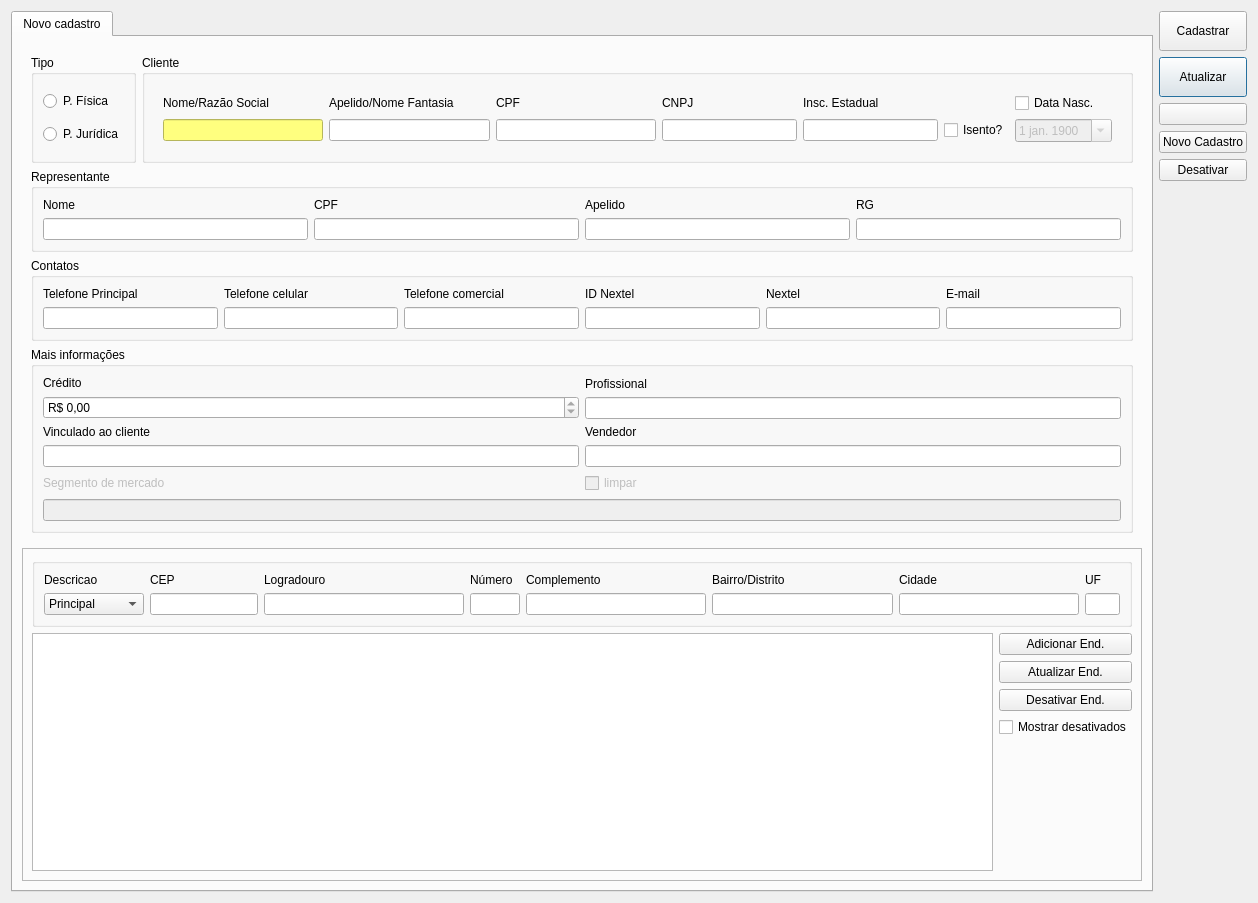
Before: the Qt Designer form ui/cadastrocliente.ui in darktorres/ERP-STACCATO, drawn with Qt 5.
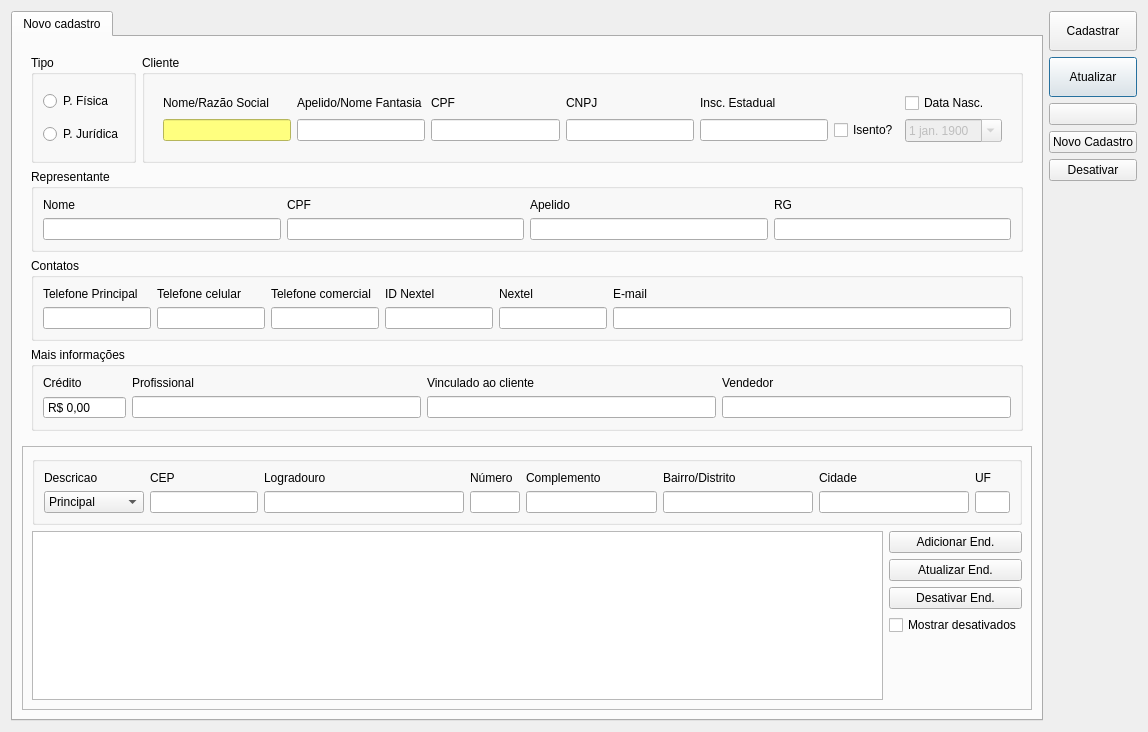
After: the same form once the commit is applied. Icons and pictures are not drawn. Custom widgets are drawn as their Qt base class.

What changed in the file:
```diff
--- a/ui/cadastrocliente.ui
+++ b/ui/cadastrocliente.ui
@@ -9,8 +9,8 @@
    <rect>
     <x>0</x>
     <y>0</y>
-    <width>1258</width>
-    <height>903</height>
+    <width>1148</width>
+    <height>732</height>
    </rect>
   </property>
   <property name="windowTitle">
@@ -152,6 +152,9 @@
                     <property name="accessibleName">
                      <string>Apelido/Nome Fantasia</string>
                     </property>
+                    <property name="clearButtonEnabled">
+                     <bool>true</bool>
+                    </property>
                    </widget>
                   </item>
                   <item row="0" column="3">
@@ -178,6 +181,11 @@
                     <property name="accessibleName">
                      <string>CPF</string>
                     </property>
+                    <property name="styleSheet">
+                     <string notr="true">QLineEdit:read-only {
+	color: #787878;
+}</string>
+                    </property>
                    </widget>
                   </item>
                   <item row="0" column="2">
@@ -204,6 +212,11 @@
                     <property name="accessibleName">
                      <string>CNPJ</string>
                     </property>
+                    <property name="styleSheet">
+                     <string notr="true">QLineEdit:read-only {
+	color: #787878;
+}</string>
+                    </property>
                    </widget>
                   </item>
                   <item row="2" column="4">
@@ -223,6 +236,9 @@
                     <property name="accessibleName">
                      <string>Insc. Estadual</string>
                     </property>
+                    <property name="clearButtonEnabled">
+                     <bool>true</bool>
+                    </property>
                    </widget>
                   </item>
                   <item row="0" column="1">
@@ -251,8 +267,15 @@
                      <string>Nome/Razão Social</string>
                     </property>
                     <property name="styleSheet">
-                     <string notr="true">background-color: rgb(255, 255, 127);
-color: rgb(0, 0, 0);</string>
+                     <string notr="true">QLineEdit:read-only {
+    background-color: rgb(255, 255, 127);
+	color: #7f7f3f;
+}
+
+QLineEdit:!read-only {
+    background-color: rgb(255, 255, 127);
+    color: #000000;
+}</string>
                     </property>
                    </widget>
                   </item>
@@ -349,6 +372,9 @@
                  <property name="accessibleName">
                   <string>CPF Representante</string>
                  </property>
+                 <property name="clearButtonEnabled">
+                  <bool>false</bool>
+                 </property>
                 </widget>
                </item>
                <item row="0" column="4">
@@ -382,6 +408,9 @@
                  <property name="accessibleName">
                   <string>Apelido Representante</string>
                  </property>
+                 <property name="clearButtonEnabled">
+                  <bool>true</bool>
+                 </property>
                 </widget>
                </item>
                <item row="1" column="5">
@@ -401,6 +430,9 @@
                  <property name="accessibleName">
                   <string>RG Representante</string>
                  </property>
+                 <property name="clearButtonEnabled">
+                  <bool>true</bool>
+                 </property>
                 </widget>
                </item>
                <item row="1" column="1">
@@ -417,6 +449,9 @@
                  <property name="accessibleName">
                   <string>Nome Representante</string>
                  </property>
+                 <property name="clearButtonEnabled">
+                  <bool>true</bool>
+                 </property>
                 </widget>
                </item>
               </layout>
@@ -430,6 +465,12 @@
               <layout class="QGridLayout" name="gridLayout_4">
                <item row="1" column="1">
                 <widget class="LineEditTel" name="lineEditTel_Cel">
+                 <property name="sizePolicy">
+                  <sizepolicy hsizetype="Maximum" vsizetype="Fixed">
+                   <horstretch>0</horstretch>
+                   <verstretch>0</verstretch>
+                  </sizepolicy>
+                 </property>
                  <property name="minimumSize">
                   <size>
                    <width>100</width>
@@ -439,6 +480,9 @@
                  <property name="accessibleName">
                   <string>Telefone Celular</string>
                  </property>
+                 <property name="clearButtonEnabled">
+                  <bool>true</bool>
+                 </property>
                 </widget>
                </item>
                <item row="0" column="4">
@@ -471,6 +515,12 @@
                </item>
                <item row="1" column="0">
                 <widget class="LineEditTel" name="lineEditTel_Res">
+                 <property name="sizePolicy">
+                  <sizepolicy hsizetype="Maximum" vsizetype="Fixed">
+                   <horstretch>0</horstretch>
+                   <verstretch>0</verstretch>
+                  </sizepolicy>
+                 </property>
                  <property name="minimumSize">
                   <size>
                    <width>100</width>
@@ -480,6 +530,9 @@
                  <property name="accessibleName">
                   <string>Telefone Principal</string>
                  </property>
+                 <property name="clearButtonEnabled">
+                  <bool>true</bool>
+                 </property>
                 </widget>
                </item>
                <item row="0" column="2">
@@ -498,6 +551,12 @@
                </item>
                <item row="1" column="5">
                 <widget class="LineEditTel" name="lineEditNextel">
+                 <property name="sizePolicy">
+                  <sizepolicy hsizetype="Maximum" vsizetype="Fixed">
+                   <horstretch>0</horstretch>
+                   <verstretch>0</verstretch>
+                  </sizepolicy>
+                 </property>
                  <property name="minimumSize">
                   <size>
                    <width>100</width>
@@ -507,10 +566,19 @@
                  <property name="accessibleName">
                   <string>Nextel</string>
                  </property>
+                 <property name="clearButtonEnabled">
+                  <bool>true</bool>
+                 </property>
                 </widget>
                </item>
                <item row="1" column="2">
                 <widget class="LineEditTel" name="lineEditTel_Com">
+                 <property name="sizePolicy">
+                  <sizepolicy hsizetype="Maximum" vsizetype="Fixed">
+                   <horstretch>0</horstretch>
+                   <verstretch>0</verstretch>
+                  </sizepolicy>
+                 </property>
                  <property name="minimumSize">
                   <size>
                    <width>100</width>
@@ -520,10 +588,19 @@
                  <property name="accessibleName">
                   <string>Telefone Comercial</string>
                  </property>
+                 <property name="clearButtonEnabled">
+                  <bool>true</bool>
+                 </property>
                 </widget>
                </item>
                <item row="1" column="4">
                 <widget class="QLineEdit" name="lineEditIdNextel">
+                 <property name="sizePolicy">
+                  <sizepolicy hsizetype="Maximum" vsizetype="Fixed">
+                   <horstretch>0</horstretch>
+                   <verstretch>0</verstretch>
+                  </sizepolicy>
+                 </property>
                  <property name="minimumSize">
                   <size>
                    <width>100</width>
@@ -533,6 +610,9 @@
                  <property name="accessibleName">
                   <string>ID Nextel</string>
                  </property>
+                 <property name="clearButtonEnabled">
+                  <bool>false</bool>
+                 </property>
                 </widget>
                </item>
                <item row="1" column="6">
@@ -549,6 +629,9 @@
                  <property name="inputMethodHints">
                   <set>Qt::ImhEmailCharactersOnly</set>
                  </property>
+                 <property name="clearButtonEnabled">
+                  <bool>true</bool>
+                 </property>
                 </widget>
                </item>
               </layout>
@@ -563,56 +646,14 @@
                <string>Mais informações</string>
               </property>
               <layout class="QGridLayout" name="gridLayout">
-               <item row="2" column="1">
-                <layout class="QVBoxLayout" name="verticalLayout_7">
-                 <item>
-                  <widget class="QLabel" name="label_41">
-                   <property name="text">
-                    <string>Vendedor</string>
-                   </property>
-                  </widget>
-                 </item>
-                 <item>
-                  <widget class="ItemBox" name="itemBoxVendedor">
-                   <property name="accessibleName">
-                    <string>Vendedor</string>
-                   </property>
-                  </widget>
-                 </item>
-                </layout>
-               </item>
-               <item row="0" column="1">
-                <layout class="QVBoxLayout" name="verticalLayout_6">
-                 <item>
-                  <widget class="QLabel" name="label_42">
-                   <property name="text">
-                    <string>Profissional</string>
-                   </property>
-                  </widget>
-                 </item>
-                 <item>
-                  <widget class="ItemBox" name="itemBoxProfissional">
-                   <property name="accessibleName">
-                    <string>Profissional</string>
-                   </property>
-                  </widget>
-                 </item>
-                </layout>
-               </item>
-               <item row="0" column="0">
-                <layout class="QVBoxLayout" name="verticalLayout_2">
-                 <item>
-                  <widget class="QLabel" name="label_2">
-                   <property name="text">
-                    <string>Crédito</string>
-                   </property>
-                  </widget>
-                 </item>
-                 <item>
+               <item row="1" column="0">
                   <widget class="QDoubleSpinBox" name="doubleSpinBoxCredito">
                    <property name="readOnly">
                     <bool>true</bool>
                    </property>
+                 <property name="buttonSymbols">
+                  <enum>QAbstractSpinBox::NoButtons</enum>
+                 </property>
                    <property name="showGroupSeparator" stdset="0">
                     <bool>true</bool>
                    </property>
@@ -624,59 +665,54 @@
                    </property>
                   </widget>
                  </item>
-                </layout>
+               <item row="0" column="0">
+                <widget class="QLabel" name="label_2">
+                 <property name="text">
+                  <string>Crédito</string>
+                 </property>
+                </widget>
                </item>
-               <item row="2" column="0">
-                <layout class="QVBoxLayout" name="verticalLayout_5">
-                 <item>
-                  <widget class="QLabel" name="label_43">
+               <item row="1" column="1">
+                <widget class="ItemBox" name="itemBoxProfissional">
+                 <property name="accessibleName">
+                  <string>Profissional</string>
+                 </property>
+                </widget>
+               </item>
+               <item row="0" column="1">
+                <widget class="QLabel" name="label_42">
                    <property name="text">
-                    <string>Vinculado ao cliente</string>
+                  <string>Profissional</string>
                    </property>
                   </widget>
                  </item>
-                 <item>
+               <item row="1" column="2">
                   <widget class="ItemBox" name="itemBoxCliente">
                    <property name="accessibleName">
                     <string>Cliente Vinculado</string>
                    </property>
                   </widget>
                  </item>
-                </layout>
-               </item>
-               <item row="3" column="0" colspan="2">
-                <layout class="QGridLayout" name="gridLayout_7">
-                 <item row="0" column="0">
-                  <widget class="QLabel" name="label_44">
-                   <property name="enabled">
-                    <bool>false</bool>
-                   </property>
+               <item row="0" column="2">
+                <widget class="QLabel" name="label_43">
                    <property name="text">
-                    <string>Segmento de mercado</string>
+                  <string>Vinculado ao cliente</string>
                    </property>
                   </widget>
                  </item>
-                 <item row="0" column="1">
-                  <widget class="QCheckBox" name="checkBox_4">
-                   <property name="enabled">
-                    <bool>false</bool>
-                   </property>
+               <item row="0" column="3">
+                <widget class="QLabel" name="label_41">
                    <property name="text">
-                    <string>limpar</string>
+                  <string>Vendedor</string>
                    </property>
                   </widget>
                  </item>
-                 <item row="1" column="0" colspan="2">
-                  <widget class="QLineEdit" name="lineEditSegmento">
-                   <property name="enabled">
-                    <bool>false</bool>
-                   </property>
+               <item row="1" column="3">
+                <widget class="ItemBox" name="itemBoxVendedor">
                    <property name="accessibleName">
-                    <string>Segmento de Mercado</string>
-                   </property>
-                  </widget>
-                 </item>
-                </layout>
+                  <string>Vendedor</string>
+                 </property>
+                </widget>
                </item>
               </layout>
              </widget>
@@ -740,6 +776,11 @@
                <property name="accessibleName">
                 <string>Bairro</string>
                </property>
+               <property name="styleSheet">
+                <string notr="true">QLineEdit:read-only {
+	color: #787878;
+}</string>
+               </property>
               </widget>
              </item>
              <item row="1" column="6">
@@ -753,6 +794,11 @@
                <property name="accessibleName">
                 <string>Cidade</string>
                </property>
+               <property name="styleSheet">
+                <string notr="true">QLineEdit:read-only {
+	color: #787878;
+}</string>
+               </property>
               </widget>
              </item>
              <item row="1" column="7">
@@ -772,6 +818,11 @@
                <property name="accessibleName">
                 <string>UF</string>
                </property>
+               <property name="styleSheet">
+                <string notr="true">QLineEdit:read-only {
+	color: #787878;
+}</string>
+               </property>
               </widget>
              </item>
              <item row="1" column="4">
@@ -792,7 +843,9 @@
                 <string>Complemento</string>
                </property>
                <property name="styleSheet">
-                <string notr="true"/>
+                <string notr="true">QLineEdit:read-only {
+	color: #787878;
+}</string>
                </property>
               </widget>
              </item>
@@ -813,6 +866,11 @@
                <property name="accessibleName">
                 <string>Número</string>
                </property>
+               <property name="styleSheet">
+                <string notr="true">QLineEdit:read-only {
+	color: #787878;
+}</string>
+               </property>
               </widget>
              </item>
              <item row="1" column="2">
@@ -826,6 +884,11 @@
                <property name="accessibleName">
                 <string>Logradouro</string>
                </property>
+               <property name="styleSheet">
+                <string notr="true">QLineEdit:read-only {
+	color: #787878;
+}</string>
+               </property>
               </widget>
              </item>
              <item row="1" column="1">
@@ -854,6 +917,11 @@
                <property name="accessibleName">
                 <string>CEP</string>
                </property>
+               <property name="styleSheet">
+                <string notr="true">QLineEdit:read-only {
+	color: #787878;
+}</string>
+               </property>
               </widget>
              </item>
              <item row="1" column="0">
@@ -1012,11 +1080,6 @@
    <extends>QTableView</extends>
    <header>src/tableview.h</header>
   </customwidget>
-  <customwidget>
-   <class>ItemBox</class>
-   <extends>QLineEdit</extends>
-   <header>src/itembox.h</header>
-  </customwidget>
   <customwidget>
    <class>LineEditCEP</class>
    <extends>QLineEdit</extends>
@@ -1027,6 +1090,11 @@
    <extends>QLineEdit</extends>
    <header>src/lineedittel.h</header>
   </customwidget>
+  <customwidget>
+   <class>ItemBox</class>
+   <extends>QLineEdit</extends>
+   <header>src/itembox.h</header>
+  </customwidget>
  </customwidgets>
  <tabstops>
   <tabstop>tabWidget</tabstop>
```
Left out of the diff: 4 changed lines with no effect on the pictures. Lines whose indentation alone changed are shown as unchanged.
